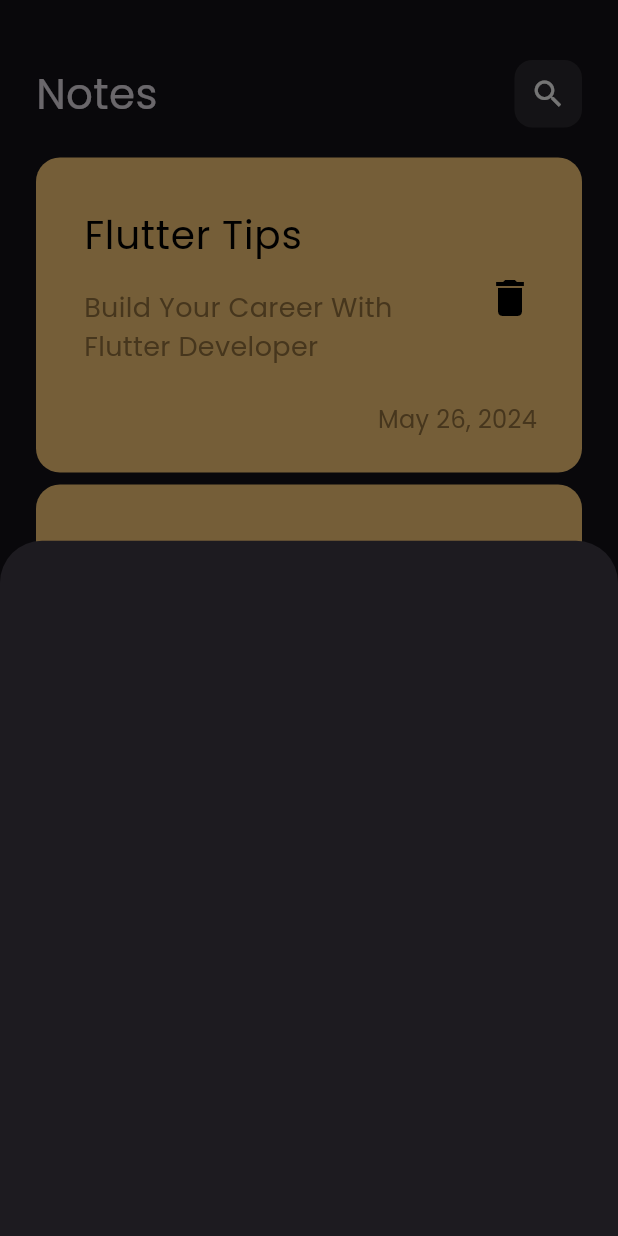
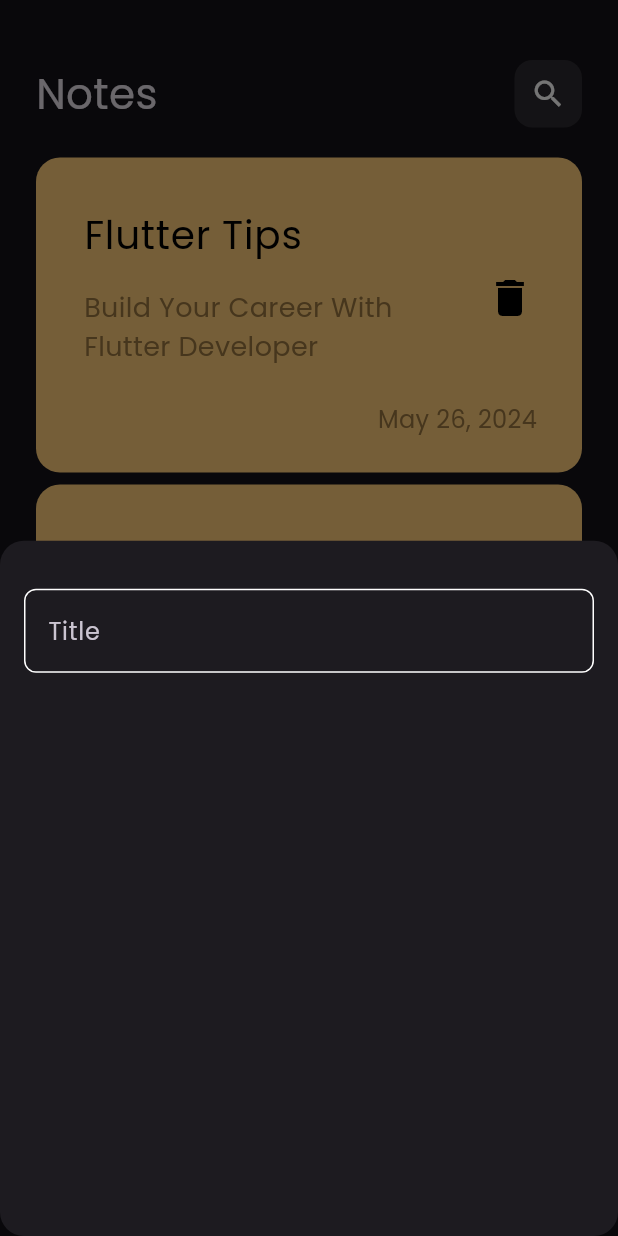
Before and after one commit to moelsayed1/notes_app, a Flutter app: the screen it shows after launch, after a tap on the "add" icon, on a phone screen of 412 x 824 dp. Run offline on Flutter 3.47's test engine with Material 3 defaults, Android fonts, the phone set to English and light mode, and no system bars.

Commit message:
create custom text field

```diff
--- /dev/null
+++ b/lib/constants.dart
@@ -0,0 +1,3 @@
+import 'package:flutter/material.dart';
+
+const kPrimaryColor = Color(0xff55EBD6);
--- a/lib/views/notes_view.dart
+++ b/lib/views/notes_view.dart
@@ -11,6 +11,9 @@ class NotesView extends StatelessWidget {
       floatingActionButton: FloatingActionButton(
         onPressed: () {
           showModalBottomSheet(
+            shape: RoundedRectangleBorder(
+              borderRadius: BorderRadius.circular(16),
+            ),
             context: context,
             builder: (context) => AddNoteBottomSheet(),
           );
--- a/lib/views/widgets/add_note_bottom_sheet.dart
+++ b/lib/views/widgets/add_note_bottom_sheet.dart
@@ -1,10 +1,18 @@
 import 'package:flutter/material.dart';
+import 'package:notes_app/views/widgets/custom_text_field.dart';
 
 class AddNoteBottomSheet extends StatelessWidget {
   const AddNoteBottomSheet({super.key});
 
   @override
   Widget build(BuildContext context) {
-    return Container();
+    return Padding(
+      padding: const EdgeInsets.symmetric(horizontal: 16,vertical: 32),
+      child: Column(
+        children: [
+          CustomTextField(),
+        ],
+      ),
+    );
   }
 }
--- /dev/null
+++ b/lib/views/widgets/custom_text_field.dart
@@ -0,0 +1,28 @@
+import 'package:flutter/material.dart';
+import 'package:notes_app/constants.dart';
+
+class CustomTextField extends StatelessWidget {
+  const CustomTextField({super.key});
+
+  @override
+  Widget build(BuildContext context) {
+    return TextField(
+      cursorColor: kPrimaryColor,
+      decoration: InputDecoration(
+        hintText: 'Title',
+        border: buildOutlineInputBorder(),
+        enabledBorder: buildOutlineInputBorder(),
+        focusedBorder: buildOutlineInputBorder(kPrimaryColor),
+      ),
+    );
+  }
+
+  OutlineInputBorder buildOutlineInputBorder([color]) {
+    return OutlineInputBorder(
+      borderRadius: BorderRadius.circular(8),
+      borderSide: BorderSide(
+        color: color ?? Colors.white,
+      ),
+    );
+  }
+}
```
